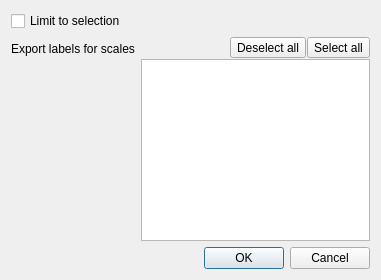
Before: the Qt Designer form qgepqwat2ili/gui/gui_export.ui in QGEP/qgepqwat2ili, drawn with Qt 5.
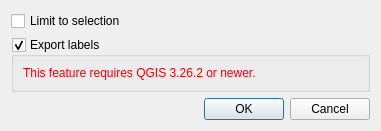
After: the same form once the commit is applied.

Commit message: improve UI and warn for QGIS pre 3.26.2

What changed in the file:
```diff
--- a/qgepqwat2ili/gui/gui_export.ui
+++ b/qgepqwat2ili/gui/gui_export.ui
@@ -7,7 +7,7 @@
     <x>0</x>
     <y>0</y>
     <width>381</width>
-    <height>280</height>
+    <height>104</height>
    </rect>
   </property>
   <property name="sizePolicy">
@@ -29,61 +29,31 @@
        </property>
       </widget>
      </item>
-     <item row="1" column="0">
-      <widget class="QLabel" name="label">
-       <property name="text">
-        <string>Export labels for scales</string>
+     <item row="1" column="0" colspan="2">
+      <widget class="QGroupBox" name="labels_groupbox">
+       <property name="enabled">
+        <bool>true</bool>
        </property>
+       <property name="title">
+        <string>Export labels</string>
+       </property>
+       <property name="checkable">
+        <bool>true</bool>
+       </property>
+       <layout class="QVBoxLayout" name="verticalLayout_2">
+        <item>
+         <widget class="QLabel" name="labels_qgis_warning_label">
+          <property name="styleSheet">
+           <string notr="true">*{color: red; }</string>
+          </property>
+          <property name="text">
+           <string>This feature requires QGIS 3.26.2 or newer.</string>
+          </property>
+         </widget>
+        </item>
+       </layout>
       </widget>
      </item>
-     <item row="1" column="1">
-      <layout class="QVBoxLayout" name="verticalLayout_4">
-       <property name="spacing">
-        <number>1</number>
-       </property>
-       <item>
-        <layout class="QHBoxLayout" name="horizontalLayout">
-         <property name="spacing">
-          <number>1</number>
-         </property>
-         <item>
-          <spacer name="horizontalSpacer">
-           <property name="orientation">
-            <enum>Qt::Horizontal</enum>
-           </property>
-           <property name="sizeHint" stdset="0">
-            <size>
-             <width>40</width>
-             <height>20</height>
-            </size>
-           </property>
-          </spacer>
-         </item>
-         <item>
-          <widget class="QToolButton" name="labels_scale_deselect_button">
-           <property name="text">
-            <string>Deselect all</string>
-           </property>
-          </widget>
-         </item>
-         <item>
-          <widget class="QToolButton" name="labels_scale_select_button">
-           <property name="text">
-            <string>Select all</string>
-           </property>
-          </widget>
-         </item>
-        </layout>
-       </item>
-       <item>
-        <widget class="QListWidget" name="labels_scale_list">
-         <property name="selectionMode">
-          <enum>QAbstractItemView::MultiSelection</enum>
-         </property>
-        </widget>
-       </item>
-      </layout>
-     </item>
     </layout>
    </item>
    <item>
```
Left out of the diff: 32 changed lines with no effect on the pictures. The commit also changes 2 other files.
